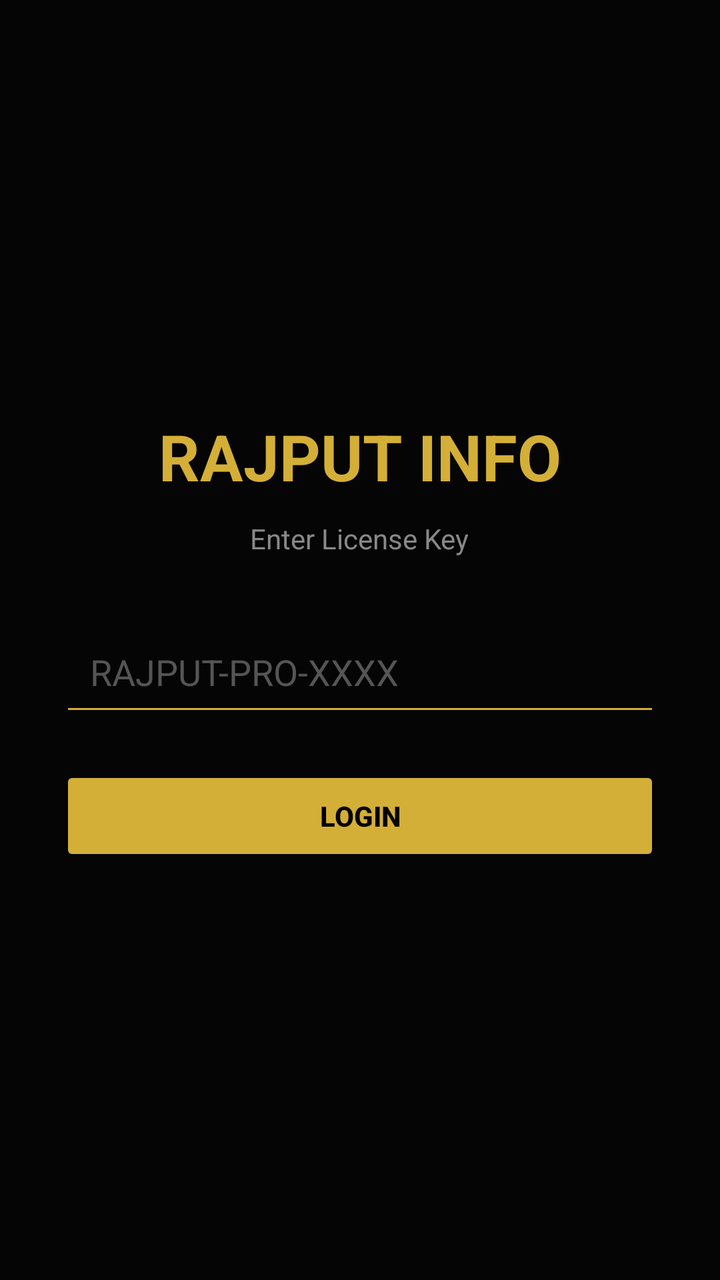
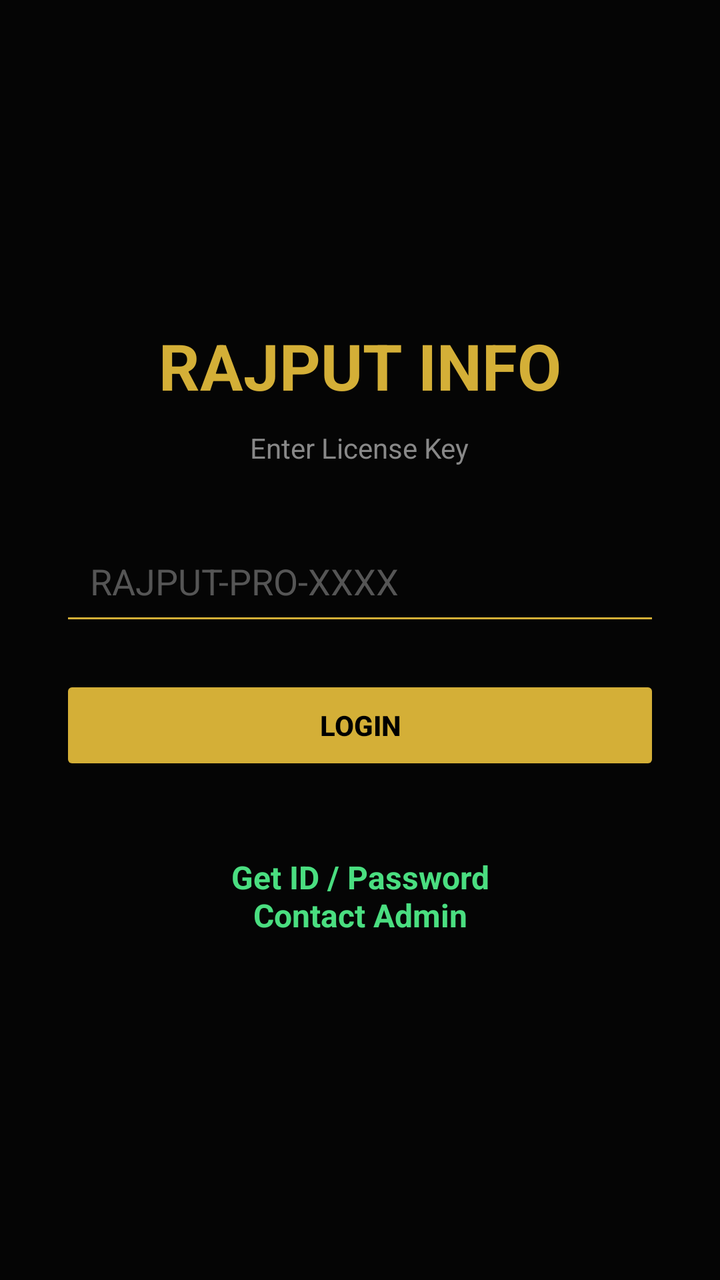

Two renders of the same Android screen: before a commit and after it. Below are the layout's source before the change and the commit's diff.
<!-- AndroidManifest.xml: application theme Theme.RajputInfo -->
<!-- res/layout/activity_login.xml -->
<?xml version="1.0" encoding="utf-8"?>
<LinearLayout xmlns:android="http://schemas.android.com/apk/res/android"
    android:layout_width="match_parent" android:layout_height="match_parent"
    android:orientation="vertical" android:gravity="center" android:background="#050505" android:padding="30dp">
    <TextView android:text="RAJPUT INFO" android:textColor="#D4AF37" android:textSize="32sp" android:textStyle="bold" android:layout_marginBottom="10dp" android:layout_width="wrap_content" android:layout_height="wrap_content"/>
    <TextView android:text="Enter License Key" android:textColor="#888" android:layout_marginBottom="30dp" android:layout_width="wrap_content" android:layout_height="wrap_content"/>
    <EditText android:id="@+id/keyInput" android:hint="RAJPUT-PRO-XXXX" android:textColor="#FFF" android:textColorHint="#555" android:backgroundTint="#D4AF37" android:layout_width="match_parent" android:layout_height="wrap_content" android:padding="15dp" android:layout_marginBottom="20dp" android:inputType="textCapCharacters"/>
    <Button android:id="@+id/loginBtn" android:text="LOGIN" android:textColor="#000" android:backgroundTint="#D4AF37" android:layout_width="match_parent" android:layout_height="50dp" android:textStyle="bold"/>
</LinearLayout>
<!-- resources referenced by this layout -->
<resources>
  <style name="Theme.RajputInfo" parent="Theme.AppCompat.NoActionBar">
          <item name="android:statusBarColor">#050505</item>
          <item name="android:navigationBarColor">#050505</item>
          <item name="android:windowBackground">#050505</item>
      </style>
</resources>

<!-- the commit's change to res/layout/activity_login.xml (unified diff, before → after) -->
@@ -2,8 +2,14 @@
 <LinearLayout xmlns:android="http://schemas.android.com/apk/res/android"
     android:layout_width="match_parent" android:layout_height="match_parent"
     android:orientation="vertical" android:gravity="center" android:background="#050505" android:padding="30dp">
+    
     <TextView android:text="RAJPUT INFO" android:textColor="#D4AF37" android:textSize="32sp" android:textStyle="bold" android:layout_marginBottom="10dp" android:layout_width="wrap_content" android:layout_height="wrap_content"/>
     <TextView android:text="Enter License Key" android:textColor="#888" android:layout_marginBottom="30dp" android:layout_width="wrap_content" android:layout_height="wrap_content"/>
+    
     <EditText android:id="@+id/keyInput" android:hint="RAJPUT-PRO-XXXX" android:textColor="#FFF" android:textColorHint="#555" android:backgroundTint="#D4AF37" android:layout_width="match_parent" android:layout_height="wrap_content" android:padding="15dp" android:layout_marginBottom="20dp" android:inputType="textCapCharacters"/>
+    
     <Button android:id="@+id/loginBtn" android:text="LOGIN" android:textColor="#000" android:backgroundTint="#D4AF37" android:layout_width="match_parent" android:layout_height="50dp" android:textStyle="bold"/>
+    
+    
+    <TextView android:id="@+id/getKeyBtn" android:text="Get ID / Password\nContact Admin" android:textColor="#4ade80" android:textSize="16sp" android:textStyle="bold" android:gravity="center" android:layout_marginTop="30dp" android:padding="10dp" android:layout_width="match_parent" android:layout_height="wrap_content"/>
 </LinearLayout>
